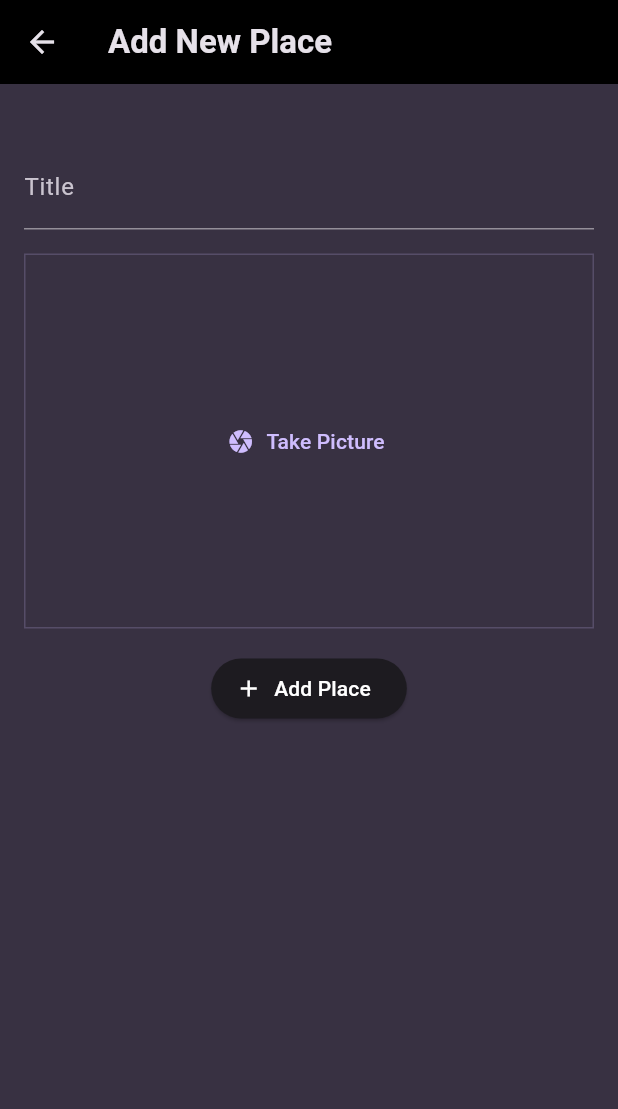
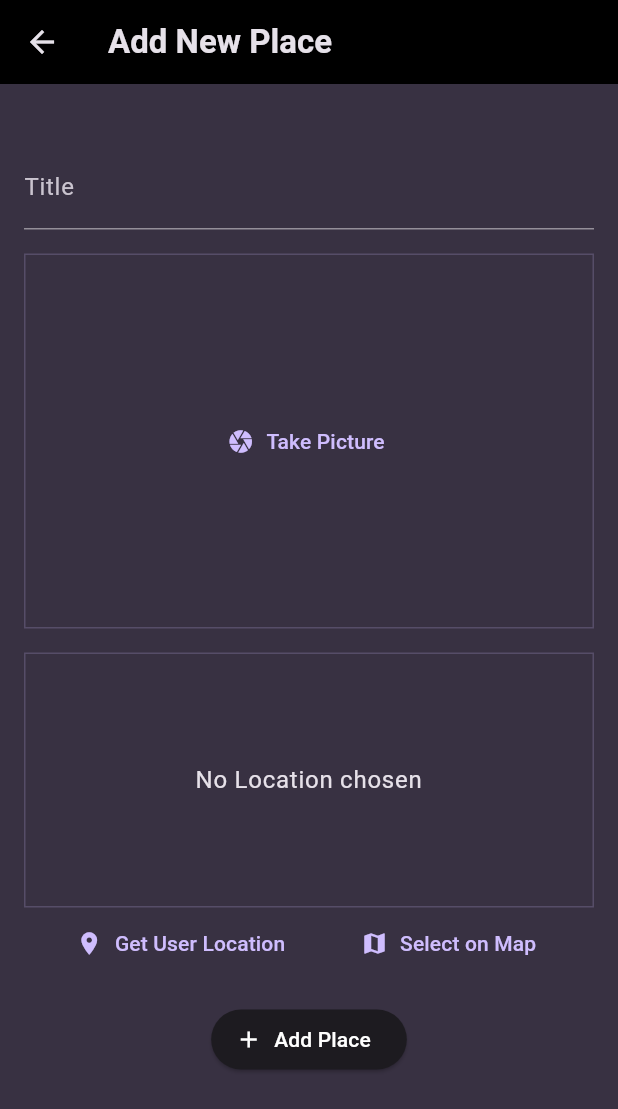
Before and after one commit to Siddiqui145/favorite_places, a Flutter app: the AddPlaceScreen screen opened directly, on a phone screen of 412 x 824 dp. Shown: the top 1109 px of the screen. Run offline on Flutter 3.47's test engine with Material 3 defaults, Android fonts, the phone set to English and light mode, and no system bars; our stand-ins replace flutter_riverpod, google_fonts, image_picker.

Commit message:
location package & input loc UI part done

```diff
--- a/lib/screens/add_place_screen.dart
+++ b/lib/screens/add_place_screen.dart
@@ -2,6 +2,7 @@ import 'dart:io';
 
 import 'package:favorite_places/providers/places_provider.dart';
 import 'package:favorite_places/widgets/image_input_widget.dart';
+import 'package:favorite_places/widgets/location_input_widget.dart';
 import 'package:flutter/material.dart';
 import 'package:flutter_riverpod/flutter_riverpod.dart';
 
@@ -66,6 +67,10 @@ class _AddPlaceScreenState extends ConsumerState<AddPlaceScreen> {
               const SizedBox(
                 height: 16,
               ),
+              LocationInputWidget(),
+              const SizedBox(
+                height: 16,
+              ),
               ElevatedButton.icon(
                 onPressed: savePlace,
                 icon: Icon(Icons.add, color: Colors.white,),
--- /dev/null
+++ b/lib/widgets/location_input_widget.dart
@@ -0,0 +1,50 @@
+import 'package:flutter/material.dart';
+
+class LocationInputWidget extends StatefulWidget {
+  const LocationInputWidget({super.key});
+
+  @override
+  State<LocationInputWidget> createState() => _LocationInputWidgetState();
+}
+
+class _LocationInputWidgetState extends State<LocationInputWidget> {
+  @override
+  Widget build(BuildContext context) {
+    return SingleChildScrollView(
+      child: Column(
+        children: [
+          Container(
+            height: 170,
+            width: double.infinity,
+            alignment: Alignment.center,
+            decoration: BoxDecoration(
+              border: Border.all(
+                width: 1,
+                color: Theme.of(context).colorScheme.primary.withValues(alpha: 0.2)
+              )
+            ),
+            child: Text('No Location chosen',
+            textAlign: TextAlign.center,
+            style: Theme.of(context).textTheme.bodyLarge!.copyWith(
+              color: Theme.of(context).colorScheme.onSurface
+            ),),
+          ),
+          Row(
+            mainAxisAlignment: MainAxisAlignment.spaceEvenly,
+            children: [
+              TextButton.icon(
+                onPressed: () {},
+                label: Text('Get User Location'),
+                icon: Icon(Icons.location_on),),
+
+              TextButton.icon(
+                onPressed: () {},
+                label: Text('Select on Map'),
+                icon: Icon(Icons.map),),
+            ],
+          )
+        ],
+      ),
+    );
+  }
+}
--- a/pubspec.yaml
+++ b/pubspec.yaml
@@ -38,6 +38,7 @@ dependencies:
   uuid: ^4.5.1
   flutter_riverpod: ^2.6.1
   image_picker: ^1.1.2
+  location: ^8.0.0
 
 dev_dependencies:
   flutter_test:
```
Also changed, not shown: pubspec.lock, 1 other file.
